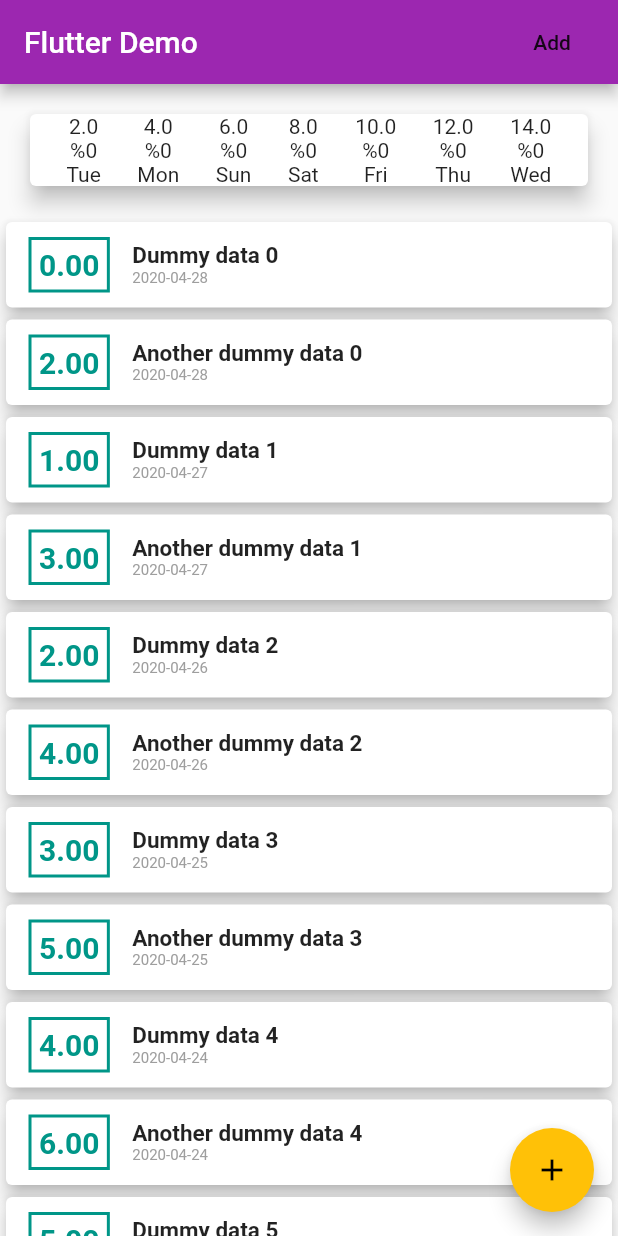
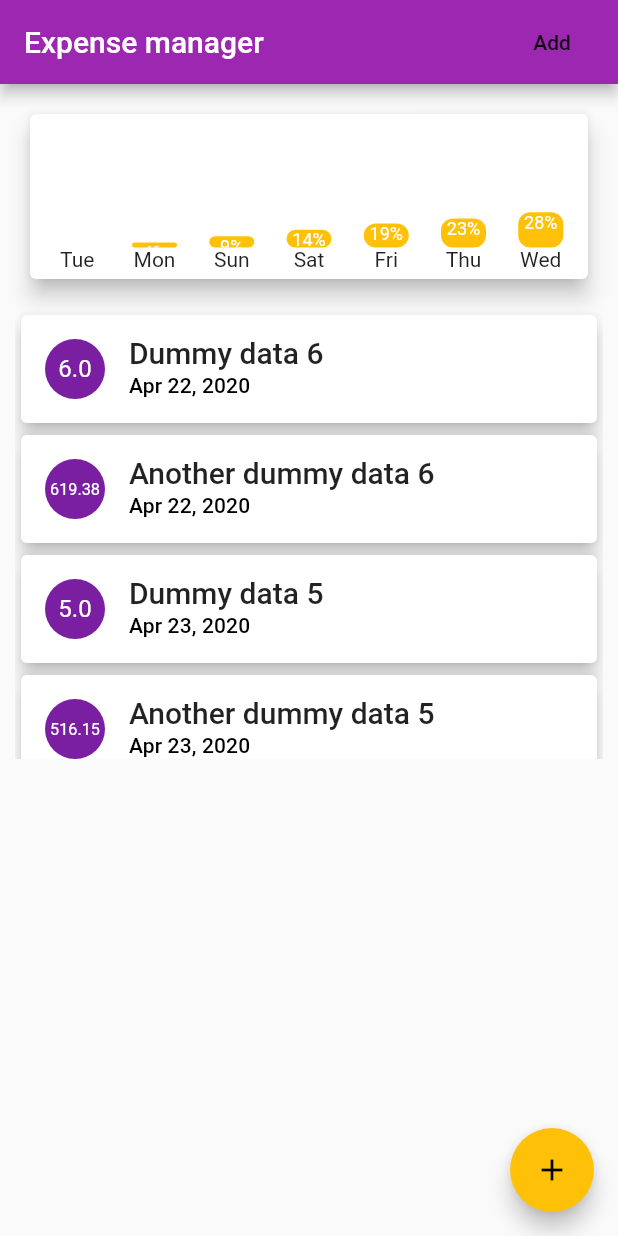
Before and after one commit to syntaxerror00100/mobile_flutter_expense_tracker, a Flutter app: the screen it shows after launch, on a phone screen of 412 x 824 dp. Run offline on Flutter 3.47's test engine with Material 2 defaults, Android fonts, the phone set to English and light mode, and no system bars; drawn by our look-alikes of flutter_animation_progress_bar.

Commit message:
Added charts fabchart

```diff
--- a/lib/Components/Chart1.dart
+++ b/lib/Components/Chart1.dart
@@ -1,5 +1,6 @@
 import 'package:expense_tracker/Models/TransactionModel.dart';
 import 'package:flutter/material.dart';
+import 'package:flutter_animation_progress_bar/flutter_animation_progress_bar.dart';
 import 'package:intl/intl.dart';
 
 class Chart1 extends StatelessWidget {
@@ -45,22 +46,45 @@ class Chart1 extends StatelessWidget {
   Widget build(BuildContext context) {
     print(_getGroupedTransactionValues[0]["day"]);
 
-    return Card(
+    return Container(
+      height: 150,
+      child: Card(
         elevation: 6,
         margin: EdgeInsets.all(20),
         child: Row(
           mainAxisAlignment: MainAxisAlignment.spaceEvenly,
           children: <Widget>[
             ..._getGroupedTransactionValues.map((item) {
-            return Column(
+              return Padding(
+                padding: EdgeInsets.all(5),
+                child: Column(
                   children: <Widget>[
-                Text(item["amount"].toString()),
-                Text('%0'),
+                    Flexible(
+                      fit: FlexFit.tight,
+                      child: FAProgressBar(
+                        progressColor: Theme.of(context).accentColor,
+                        verticalDirection: VerticalDirection.up,
+                        direction: Axis.vertical,
+                        currentValue:
+                            double.parse(item['percent'].toString()).toInt(),
+                        displayText: '%',
+                      ),
+                    ),
                     Text(item["day"])
                   ],
+                ),
               );
+
+              // return Column(
+              //   children: <Widget>[
+              //     Text(item["amount"].toString()),
+              //     Text('%0'),
+              //     Text(item["day"])
+              //   ],
+              // );
             })
           ],
+        ),
       ),
     );
   }
--- a/lib/Components/TransactinList.dart
+++ b/lib/Components/TransactinList.dart
@@ -1,53 +1,43 @@
 import 'package:flutter/material.dart';
+import 'package:intl/intl.dart';
 
 import '../Models/TransactionModel.dart';
 
 class TransactionList extends StatelessWidget {
   final List<TransactionModel> transactions;
 
-  TransactionList(this.transactions);
-
-  List<Card> getTransactionList() {
-    return transactions.map((tran) {
-      return Card(
-        elevation: 5,
-        child: Row(
-          children: <Widget>[
-            Container(
-                margin: EdgeInsets.symmetric(vertical: 10, horizontal: 15),
-                padding: EdgeInsets.all(5),
-                decoration: BoxDecoration(
-                    border: Border.all(color: Colors.teal, width: 2)),
-                child: Text(
-                  tran.amount.toStringAsFixed(2),
-                  style: TextStyle(
-                      fontWeight: FontWeight.bold,
-                      color: Colors.teal,
-                      fontSize: 20),
-                )),
-            Column(
-              crossAxisAlignment: CrossAxisAlignment.start,
-              children: <Widget>[
-                Text(
-                  tran.title,
-                  style: TextStyle(fontSize: 15, fontWeight: FontWeight.bold),
-                ),
-                Text(
-                  "${tran.date.year.toString()}-${tran.date.month.toString().padLeft(2, '0')}-${tran.date.day.toString().padLeft(2, '0')}",
-                  style: TextStyle(fontSize: 10, color: Colors.grey),
-                )
-              ],
-            )
-          ],
-        ),
-      );
-    }).toList();
+  TransactionList(this.transactions) {
+    transactions.sort((a, b) {
+      return a.date.compareTo(b.date);
+    });
   }
 
   @override
   Widget build(BuildContext context) {
-    return Column(
-      children: <Widget>[...getTransactionList()],
+    return Container(
+      height: 300,
+      padding: EdgeInsets.only(left: 10, right: 10),
+      child: ListView.builder(
+          itemCount: transactions.length,
+          itemBuilder: (ctx, index) {
+            final item = transactions[index];
+            return Card(
+                elevation: 5,
+                child: ListTile(
+                    leading: CircleAvatar(
+                      child: FittedBox(
+                        child: Padding(
+                            padding: EdgeInsets.all(5),
+                            child: Text(item.amount.toString())),
+                      ),
+                    ),
+                    title: Text(
+                      item.title,
+                      style: Theme.of(context).textTheme.title,
+                    ),
+                    subtitle: Text(DateFormat.yMMMd().format(item.date),
+                        style: Theme.of(context).textTheme.subtitle)));
+          }),
     );
   }
 }
--- a/lib/main.dart
+++ b/lib/main.dart
@@ -53,7 +53,7 @@ class _MyAppState extends State<MyApp> {
       _transactions.add(new TransactionModel(
           id: i.toString(),
           title: 'Another dummy data $i',
-          amount: double.parse((i + 2).toString()),
+          amount: double.parse((i * 103.23).toString()),
           date: date));
     }
   }
@@ -89,7 +89,7 @@ class _MyAppState extends State<MyApp> {
   Widget build(BuildContext context) {
     return Scaffold(
       appBar: AppBar(
-        title: Text("Flutter Demo"),
+        title: Text("Expense manager"),
         actions: <Widget>[
           FlatButton(
             child: Text("Add"),
--- a/pubspec.yaml
+++ b/pubspec.yaml
@@ -20,6 +20,7 @@ dependencies:
   flutter:
     sdk: flutter
   intl: ^0.16.1
+  flutter_animation_progress_bar: ^1.0.0
 
   # The following adds the Cupertino Icons font to your application.
   # Use with the CupertinoIcons class for iOS style icons.
```
Also changed, not shown: pubspec.lock. Lines whose indentation alone changed are shown as unchanged.
